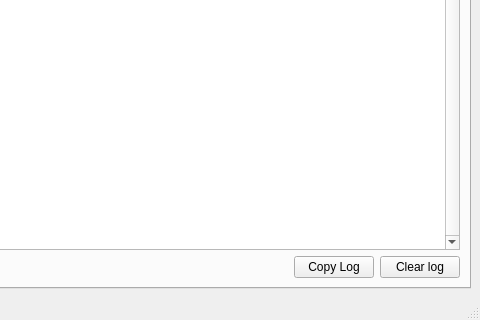
Old version of the form datalad_gooey/resources/ui/main_window.ui in the repository datalad/datalad-gooey; both pictures show x 411 to 891 and y 410 to 730 of the 891 by 730 pixel window.
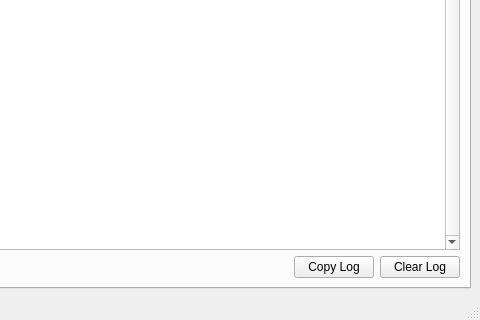
New version of the form. The open tabs and pages were chosen to show the change.

Commit message: use consistent capitalization

Diff of the .ui file:
```diff
--- a/datalad_gooey/resources/ui/main_window.ui
+++ b/datalad_gooey/resources/ui/main_window.ui
@@ -216,7 +216,7 @@
            <item>
             <widget class="QPushButton" name="clearErrorLogPB">
              <property name="text">
-              <string>Clear log</string>
+              <string>Clear Log</string>
              </property>
             </widget>
            </item>
```
